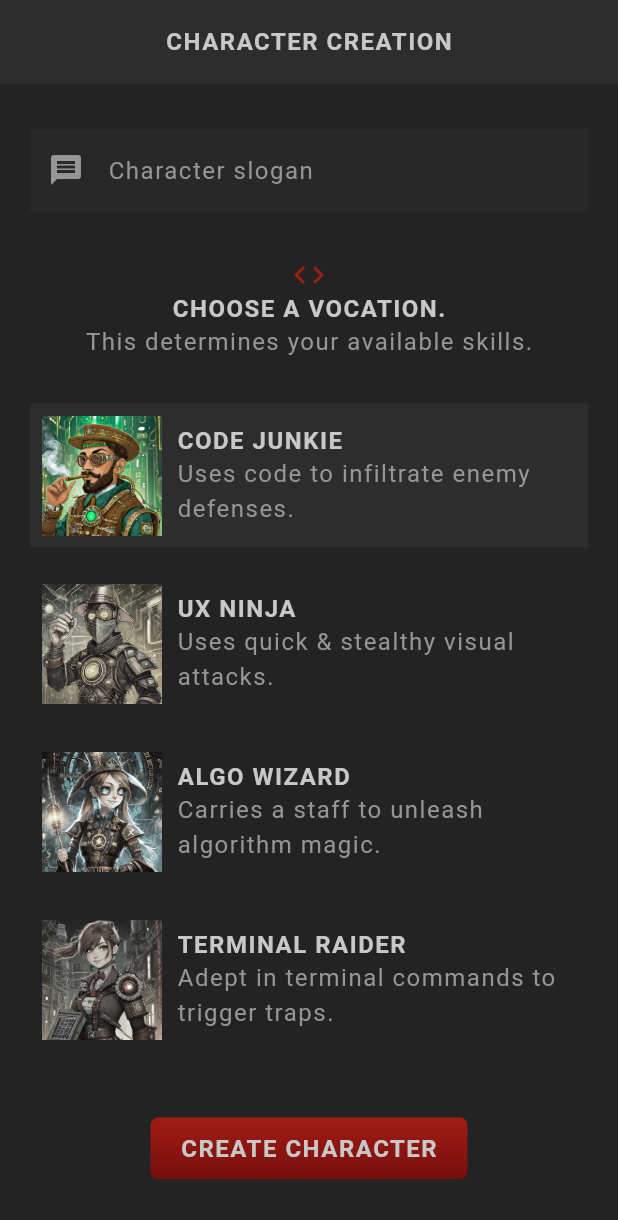
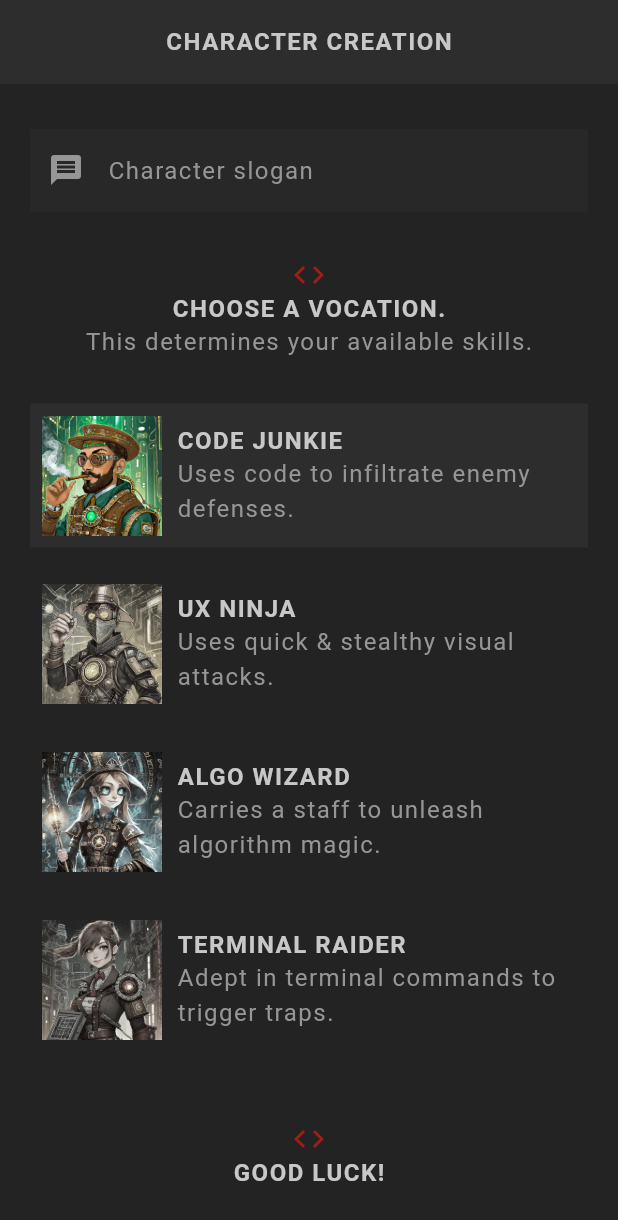
Before and after one commit to walid-hamdi/flutter_rpg, a Flutter app: the screen it shows after launch, scrolled down 163 dp, on a phone screen of 412 x 824 dp. Shown: the top 1220 px of the screen. Run offline on Flutter 3.47's test engine with Material 3 defaults, Android fonts, the phone set to English and light mode, and no system bars; our stand-ins replace google_fonts; missing offline and left inert: dart:ffi; Roboto replaces fonts that are missing (Kanit).

Commit message:
Submit the data

```diff
--- a/lib/screens/create/create.dart
+++ b/lib/screens/create/create.dart
@@ -1,3 +1,5 @@
+import 'dart:ffi';
+
 import 'package:flutter/material.dart';
 import 'package:flutter_rpg/models/character.dart';
 import 'package:flutter_rpg/models/vocation.dart';
@@ -6,6 +8,7 @@ import 'package:flutter_rpg/shared/styled_button.dart';
 import 'package:flutter_rpg/shared/styled_text.dart';
 import 'package:flutter_rpg/theme.dart';
 import 'package:google_fonts/google_fonts.dart';
+import 'package:uuid/uuid.dart';
 
 class Create extends StatefulWidget {
   Create({super.key});
@@ -39,6 +42,16 @@ class _CreateState extends State<Create> {
 
     debugPrint(
         'Name: ${_nameController.text} , slogan ${_sloganController.text}');
+
+    characters.add(
+      Character(
+          id: const Uuid().v4(),
+          name: _nameController.text,
+          vocation: selectedVocation,
+          slogan: _sloganController.text),
+    );
+
+    debugPrint('LENGTH:${characters.length}');
   }
 
   Vocation selectedVocation = Vocation.junkie;
@@ -138,7 +151,22 @@ class _CreateState extends State<Create> {
                 selected: selectedVocation == Vocation.raider,
               ),
 
-              const SizedBox(height: 20),
+              const SizedBox(
+                height: 30,
+              ),
+              Icon(
+                Icons.code,
+                color: AppColors.primaryColor,
+              ),
+              const Center(
+                child: StyledHeading('Good luck!'),
+              ),
+              const Center(
+                child: StyledText('Enjoy the journey.'),
+              ),
+              const SizedBox(
+                height: 5,
+              ),
               StyledButton(
                 onPressed: _handleSubmit,
                 child: const StyledHeading('create character'),
--- a/pubspec.yaml
+++ b/pubspec.yaml
@@ -35,6 +35,7 @@ dependencies:
   # Use with the CupertinoIcons class for iOS style icons.
   cupertino_icons: ^1.0.8
   google_fonts: ^6.2.1
+  uuid: ^4.5.1
 
 dev_dependencies:
   flutter_test:
```
Also changed, not shown: pubspec.lock.
